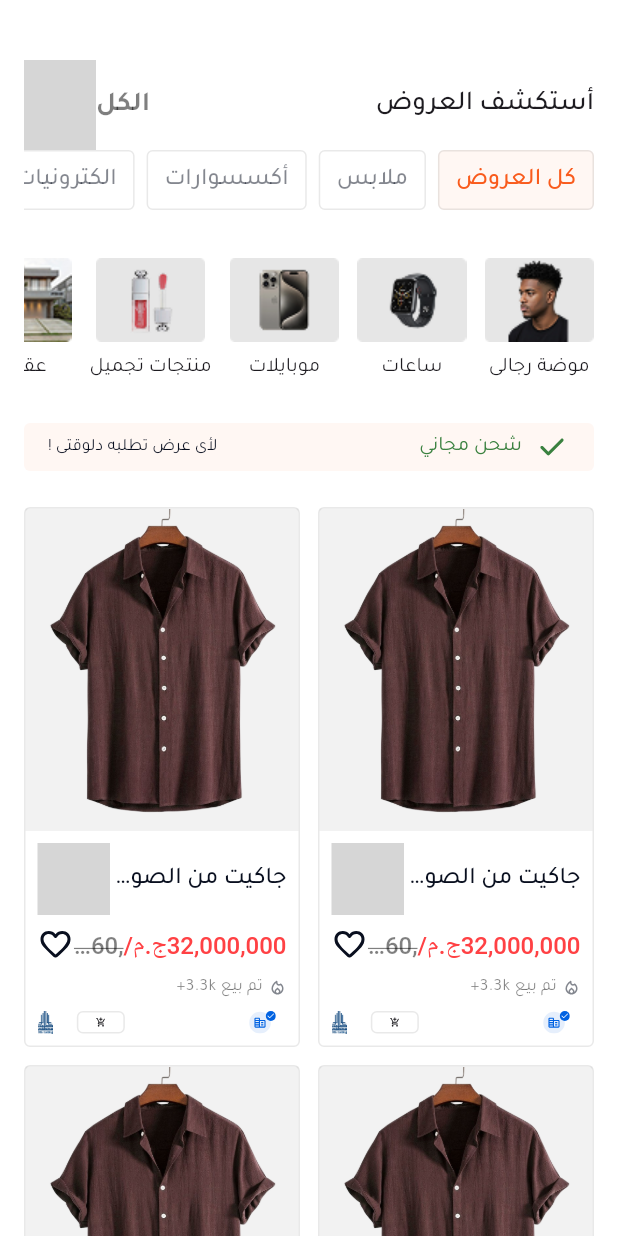
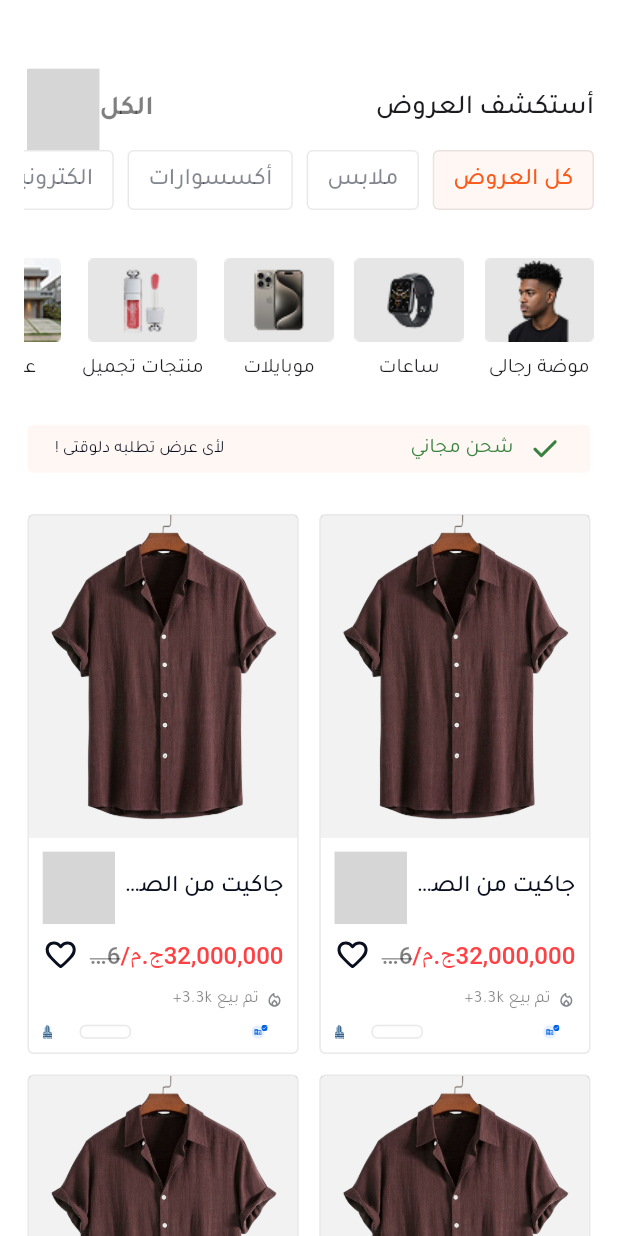
Before and after one commit to MoazSalem/MoazSalem-flutter-task, a Flutter app: the screen it shows after launch, on a phone screen of 412 x 824 dp. Run offline on Flutter 3.47's test engine with Material 3 defaults, Android fonts, the phone set to English and light mode, and no system bars; our stand-ins replace flutter_screenutil, flutter_svg; grey boxes are pictures that could not be loaded.

Commit message:
Cleanup paddings and make it responsive

```diff
--- a/lib/core/theme/app_sizes.dart
+++ b/lib/core/theme/app_sizes.dart
@@ -4,12 +4,15 @@ class AppSizes {
   // prevent instantiation
   AppSizes._();
 
-  static const double padding4 = 4;
-  static const double padding8 = 8;
-  static const double padding12 = 12;
-  static const double padding = 16;
-  static const double padding20 = 20;
-  static const double padding40 = 40;
+  // Paddings
+  static double get p4 => 4.w;
+  static double get p8 => 8.w;
+  static double get p12 => 12.w;
+  static double get p16 => 16.w;
+  static double get p20 => 20.w;
+  static double get p24 => 24.w;
+  static double get p40 => 40.w;
+
   static const double smallRoundedCorner = 4;
   static const double borderWidth = 1;
   static const double toolbarHeight = 100;
--- a/lib/features/home/presentation/widgets/ad_widget.dart
+++ b/lib/features/home/presentation/widgets/ad_widget.dart
@@ -23,20 +23,20 @@ class AdWidget extends StatelessWidget {
       child: Column(
         children: [
           _buildImageContainer(context, image: AppAssets.getAdImage(index: 1)),
-          const SizedBox(height: AppSizes.padding8),
+          SizedBox(height: AppSizes.p8),
           _buildTitleRow(
             context,
             title: "جاكيت من الصوف مناسب",
             isDiscounted: true,
           ),
-          const SizedBox(height: AppSizes.padding8),
+          SizedBox(height: AppSizes.p8),
           _buildPriceRow(
             context,
             discountedPrice: "32,000,000",
             originalPrice: "60,000,000",
             currency: AppLocalizations.of(context)!.egp,
           ),
-          const SizedBox(height: AppSizes.padding8),
+          SizedBox(height: AppSizes.p8),
           _buildSoldOverRow(context, soldCount: "3.3k"),
 
           _buildSellerInfoRow(context),
@@ -73,7 +73,7 @@ class AdWidget extends StatelessWidget {
     bool isDiscounted = false,
   }) {
     return Padding(
-      padding: const EdgeInsets.symmetric(horizontal: AppSizes.padding8),
+      padding: EdgeInsets.symmetric(horizontal: AppSizes.p8),
       child: Row(
         children: [
           Expanded(
@@ -99,7 +99,7 @@ class AdWidget extends StatelessWidget {
     required final String currency,
   }) {
     return Padding(
-      padding: const EdgeInsets.symmetric(horizontal: AppSizes.padding8),
+      padding: EdgeInsets.symmetric(horizontal: AppSizes.p8),
       child: Row(
         children: [
           Expanded(
@@ -136,9 +136,9 @@ class AdWidget extends StatelessWidget {
 
   Padding _buildSoldOverRow(BuildContext context, {required String soldCount}) {
     return Padding(
-      padding: const EdgeInsets.symmetric(horizontal: AppSizes.padding8),
+      padding: EdgeInsets.symmetric(horizontal: AppSizes.p8),
       child: Row(
-        spacing: AppSizes.padding4,
+        spacing: AppSizes.p4,
         children: [
           SvgPicture.asset(AppAssets.fire),
           Text(
@@ -157,10 +157,10 @@ class AdWidget extends StatelessWidget {
       child: Align(
         alignment: Alignment.bottomCenter,
         child: Padding(
-          padding: const EdgeInsets.all(AppSizes.padding8),
+          padding: EdgeInsets.all(AppSizes.p8),
           child: Row(
             mainAxisAlignment: MainAxisAlignment.spaceEvenly,
-            spacing: AppSizes.padding,
+            spacing: AppSizes.p16,
             children: [
               SvgPicture.asset(AppAssets.companyBadge),
               Spacer(),
@@ -180,9 +180,9 @@ class AdWidget extends StatelessWidget {
                     AppSizes.smallRoundedCorner,
                   ),
                   child: Padding(
-                    padding: const EdgeInsets.symmetric(
-                      horizontal: AppSizes.padding8,
-                      vertical: AppSizes.padding4,
+                    padding: EdgeInsets.symmetric(
+                      horizontal: AppSizes.p8,
+                      vertical: AppSizes.p4,
                     ),
                     child: SvgPicture.asset(AppAssets.addToCart),
                   ),
--- a/lib/features/home/presentation/widgets/ads_grid_view.dart
+++ b/lib/features/home/presentation/widgets/ads_grid_view.dart
@@ -8,7 +8,7 @@ class AdsGridView extends StatelessWidget {
   @override
   Widget build(BuildContext context) {
     return SliverPadding(
-      padding: const EdgeInsets.all(AppSizes.padding),
+      padding: EdgeInsets.all(AppSizes.p16),
       sliver: SliverGrid(
         delegate: SliverChildBuilderDelegate(
           childCount: 8,
@@ -18,8 +18,8 @@ class AdsGridView extends StatelessWidget {
           childAspectRatio: AppSizes.adWidgetAspectRatio,
           mainAxisExtent: AppSizes.adWidgetHeight,
           maxCrossAxisExtent: AppSizes.adWidgetWidth,
-          mainAxisSpacing: AppSizes.padding12,
-          crossAxisSpacing: AppSizes.padding12,
+          mainAxisSpacing: AppSizes.p12,
+          crossAxisSpacing: AppSizes.p12,
         ),
       ),
     );
--- a/lib/features/home/presentation/widgets/categories_list_bar.dart
+++ b/lib/features/home/presentation/widgets/categories_list_bar.dart
@@ -23,7 +23,7 @@ class CategoriesListBar extends StatelessWidget {
         scrollDirection: Axis.horizontal,
         itemCount: _tempCategories.length,
         itemBuilder: (context, index) => Padding(
-          padding: const EdgeInsetsGeometry.directional(end: AppSizes.padding8),
+          padding: EdgeInsetsGeometry.directional(end: AppSizes.p8),
           child: CategoryWidget(
             title: _tempCategories[index],
             isSelected: index == 0,
--- a/lib/features/home/presentation/widgets/category_widget.dart
+++ b/lib/features/home/presentation/widgets/category_widget.dart
@@ -28,7 +28,7 @@ class CategoryWidget extends StatelessWidget {
         ),
         child: Center(
           child: Padding(
-            padding: const EdgeInsets.symmetric(horizontal: AppSizes.padding12),
+            padding: EdgeInsets.symmetric(horizontal: AppSizes.p12),
             child: Text(
               title,
               style: AppTypography.labelLarge.copyWith(
--- a/lib/features/home/presentation/widgets/subcategory_widget.dart
+++ b/lib/features/home/presentation/widgets/subcategory_widget.dart
@@ -14,13 +14,13 @@ class SubcategoryWidget extends StatelessWidget {
   @override
   Widget build(BuildContext context) {
     return Padding(
-      padding: const EdgeInsetsGeometry.directional(end: AppSizes.padding12),
+      padding: EdgeInsetsGeometry.directional(end: AppSizes.p12),
       child: InkWell(
         onTap: () {},
         borderRadius: BorderRadius.circular(AppSizes.smallRoundedCorner),
         child: Column(
           mainAxisSize: MainAxisSize.min,
-          spacing: AppSizes.padding8,
+          spacing: AppSizes.p8,
           children: [
             Container(
               decoration: BoxDecoration(
```
Also changed, not shown: lib/features/home/presentation/widgets/free_shipping_banner.dart (+5 -5 lines), lib/features/home/presentation/widgets/home_screen_app_bar.dart (+4 -4 lines).
